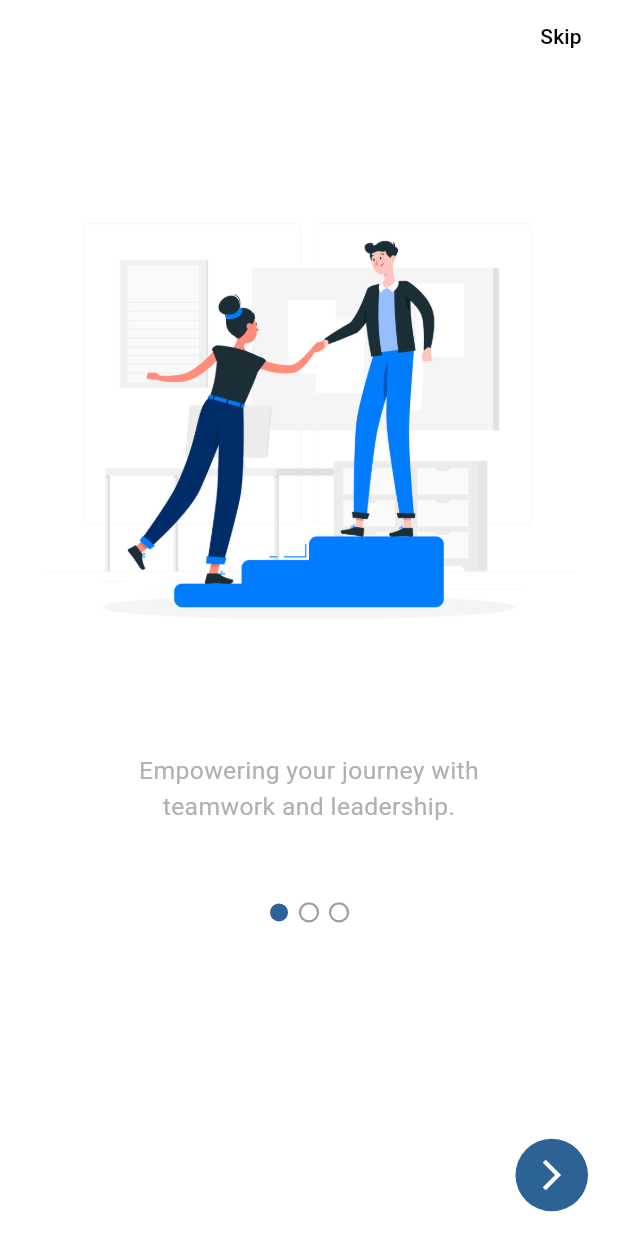
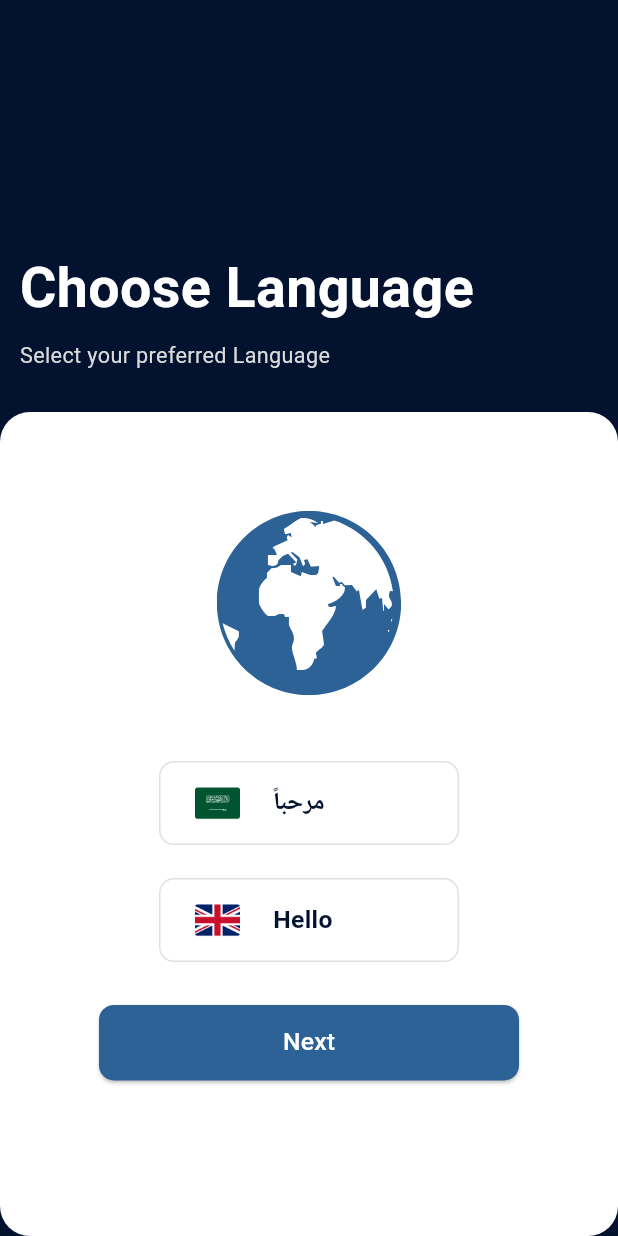
Before and after one commit to maramseada/authentication, a Flutter app: the screen it shows after launch, on a phone screen of 412 x 824 dp. Run offline on Flutter 3.47's test engine with Material 3 defaults, Android fonts, the light colour scheme and no system bars; drawn by our look-alikes of smooth_page_indicator; our stand-ins replace easy_localization, flutter_screenutil, flutter_svg, gap, hive_flutter; accounts and stored records are empty; Roboto replaces fonts that are missing (ExpoArabic).

Commit message:
language view and extra edits finishing mobile view

```diff
--- a/assets/translation/ar-EG.json
+++ b/assets/translation/ar-EG.json
@@ -46,6 +46,9 @@
  "onboarding2": "معًا، نرتقي! الدعم والإرشاد على بُعد خطوة واحدة فقط.",
  "onboarding1": "تمكين رحلتك من خلال العمل الجماعي والقيادة.",
  "skip": "تخطي",
- "get_started": "ابدأ"
-
+ "get_started": "ابدأ",
+ "choose_language": "اختر اللغة",
+ "choose_language_desc": "حدد لغتك المفضلة",
+ "next": "التالي",
+ "name_valid": "الاسم يجب أن يكون على الأقل ٣ أحرف"
 }
--- a/assets/translation/en-US.json
+++ b/assets/translation/en-US.json
@@ -45,8 +45,10 @@
   "onboarding2": "Together, we rise! Support and mentorship are just a step away.",
   "onboarding3": "Your growth is our priority. Let’s climb to success.",
   "skip": "Skip",
-  "get_started": "Get Started"
-
-
-
+  "get_started": "Get Started",
+  "choose_language": "Choose Language",
+  "choose_language_desc": "Select your preferred Language",
+  "next": "Next",
+  "not_match": "Passwords do not match",
+  "name_valid": "name must be at least 2 Characters"
 }
--- a/lib/features/forget_password/screens/forget_password.dart
+++ b/lib/features/forget_password/screens/forget_password.dart
@@ -139,7 +139,7 @@
                           child: Text(
                             'login'.tr(),
                             style: AppStyles.styleBold14(
-                                context: context, color: AppColors.lightPurple),
+                                context: context, color: AppColors.primaryBlue),
                           ),
                         ),
                       ],
--- /dev/null
+++ b/lib/features/language/components/language_screen_mobile.dart
@@ -0,0 +1,214 @@
+import 'package:authentication_app/core/components/custom_button.dart';
+import 'package:authentication_app/core/constants/app_colors.dart';
+import 'package:authentication_app/core/constants/constants.dart';
+import 'package:authentication_app/core/constants/font_styles.dart';
+import 'package:authentication_app/core/helpers/extentions.dart';
+import 'package:easy_localization/easy_localization.dart';
+import 'package:flutter/material.dart';
+import 'package:flutter_svg/svg.dart';
+import 'package:gap/gap.dart';
+
+import '../../../core/components/snack_bar.dart';
+import '../../../core/router/router.dart';
+import '../../on_boarding/screens/on_boarding_view.dart';
+
+class LanguageScreenMobile extends StatefulWidget {
+  const LanguageScreenMobile({super.key});
+
+  @override
+  State<LanguageScreenMobile> createState() => _LanguageScreenMobileState();
+}
+
+class _LanguageScreenMobileState extends State<LanguageScreenMobile> {
+  bool? lang;
+  @override
+  Widget build(BuildContext context) {
+    return Scaffold(
+      backgroundColor: AppColors.darkBlue,
+      resizeToAvoidBottomInset:
+          true, // This adjusts the layout for the keyboard
+      body: Column(
+        crossAxisAlignment: CrossAxisAlignment.start,
+        children: <Widget>[
+          Expanded(
+            flex: 1,
+            child: Padding(
+              padding: EdgeInsets.symmetric(horizontal: ratio * 12.0),
+              child: Column(
+                crossAxisAlignment: CrossAxisAlignment.start,
+                mainAxisAlignment: MainAxisAlignment.end,
+                children: [
+                  Text(
+                    'choose_language'.tr(),
+                    style: AppStyles.styleBold36(
+                        context: context, color: Colors.white),
+                  ),
+                  Gap(8 * ratio),
+                  Text(
+                    'choose_language_desc'.tr(),
+                    style: AppStyles.style40014(
+                        context: context, color: AppColors.whiteTextColor),
+                  ),
+                  Gap(24 * ratio),
+                ],
+              ),
+            ),
+          ),
+          Expanded(
+            flex: 2,
+            child: Container(
+              padding: EdgeInsets.symmetric(horizontal: 16 * ratio),
+              width: double.infinity,
+              decoration: BoxDecoration(
+                color: Colors.white,
+                borderRadius: BorderRadius.circular(20),
+              ),
+              child: SingleChildScrollView(
+                child: Column(
+                  mainAxisAlignment: MainAxisAlignment.center,
+                  crossAxisAlignment: CrossAxisAlignment.center,
+                  children: [
+                    Gap(60 * ratio),
+                    SvgPicture.asset(
+                      'assets/images/globe-icon.svg',
+                      color: AppColors.primaryBlue,
+                    ),
+                    Gap(40 * ratio),
+                    // Arabic Language Option
+                    InkWell(
+                      onTap: () {
+                        setState(() {
+                          lang = true;
+                        });
+                      },
+                      child: AnimatedContainer(
+                        duration: const Duration(milliseconds: 300),
+                        padding: const EdgeInsets.all(12),
+                        margin: const EdgeInsets.symmetric(horizontal: 20),
+                        width: 200,
+                        decoration: BoxDecoration(
+                          color: lang == true
+                              ? AppColors.primaryBlue.withOpacity(0.3)
+                              : Colors.white,
+                          borderRadius: BorderRadius.circular(10),
+                          border: Border.all(
+                            color: lang == true
+                                ? AppColors.primaryBlue
+                                : Colors.grey.shade300,
+                            width: lang == true ? 2 : 1,
+                          ),
+                        ),
+                        child: Row(
+                          children: [
+                            Gap(10 * ratio),
+                            Image.asset(
+                              'assets/images/saudi-arabia-flag-icon.png',
+                              width: 30,
+                            ),
+                            Gap(20 * ratio),
+                            Text(
+                              'مرحباً',
+                              style: AppStyles.style60016(
+                                context: context,
+                                color: AppColors.darkBlue,
+                              ),
+                              textAlign: TextAlign.center,
+                            ),
+                          ],
+                        ),
+                      ),
+                    ),
+
+                    Gap(20 * ratio),
+
+                    // English Language Option
+                    InkWell(
+                      onTap: () {
+                        setState(() {
+                          lang = false;
+                        });
+                      },
+                      child: AnimatedContainer(
+                        duration: const Duration(milliseconds: 300),
+                        padding: const EdgeInsets.all(12),
+                        margin: const EdgeInsets.symmetric(horizontal: 20),
+                        width: 200,
+                        decoration: BoxDecoration(
+                          color: lang == false
+                              ? AppColors.primaryBlue.withOpacity(0.3)
+                              : Colors.white,
+                          borderRadius: BorderRadius.circular(10),
+                          border: Border.all(
+                            color: lang == false
+                                ? AppColors.primaryBlue
+                                : Colors.grey.shade300,
+                            width: lang == false ? 2 : 1,
+                          ),
+                        ),
+                        child: Row(
+                          children: [
+                            Gap(10 * ratio),
+                            Image.asset(
+                              'assets/images/united-kingdom-flag-icon.png',
+                              width: 30,
+                            ),
+                            Gap(20 * ratio),
+                            Text(
+                              'Hello',
+                              style: AppStyles.style60016(
+                                context: context,
+                                color: AppColors.darkBlue,
+                              ),
+                              textAlign: TextAlign.center,
+                            ),
+                          ],
+                        ),
+                      ),
+                    ),
+
+                    Gap(26 * ratio),
+
+                    // Next Button
+                    CustomButton(
+                      text: 'next'.tr(),
+                      width: 280,
+                      radius: 10,
+                      padding: EdgeInsets.symmetric(vertical: 12*ratio ),
+                      onPressed: () async {
+                        if (lang == true) {
+                          if (widget.isEn) {
+                            await context.setLocale(const Locale('ar', 'EG'));
+                          }
+                        } else if (lang == false) {
+                          if (!widget.isEn) {
+                            await context.setLocale(const Locale('en', 'US'));
+                          }
+                        } else {
+                          showUpSnackBar(
+                            context,
+                            color: AppColors.primaryBlue,
+                            message: 'Please select a language',
+                            textStyle: AppStyles.styleRegular18(
+                              context: context,
+                              color: Colors.white,
+                            ),
+                            marginHorizontal: ratio * 10,
+                          );
+
+                          return;
+                        }
+                        setState(() {
+                          GlobalRouter.navigateTo(const OnBoardingView());
+                        });
+                      },
+                    ),
+                  ],
+                ),
+              ),
+            ),
+          )
+        ],
+      ),
+    );
+  }
+}
--- /dev/null
+++ b/lib/features/language/screens/language_view.dart
@@ -0,0 +1,20 @@
+import 'package:flutter/material.dart';
+
+import '../../../core/constants/app_colors.dart';
+import '../../../core/helpers/responsive_layout.dart';
+import '../components/language_screen_mobile.dart';
+import '../components/language_screen_tablet.dart';
+
+class LanguageView extends StatelessWidget {
+  const LanguageView({super.key});
+
+  @override
+  Widget build(BuildContext context) {
+    return Scaffold(
+      backgroundColor: AppColors.darkBlue,
+      body: ResponsiveLayoutHelper.builder(
+          mobile: const LanguageScreenMobile(),
+          tablet: const LanguageScreenTablet()),
+    );
+  }
+}
--- a/lib/features/log_in/components/sign_up_row.dart
+++ b/lib/features/log_in/components/sign_up_row.dart
@@ -29,7 +29,7 @@
             'signup'.tr(),
             style: AppStyles.styleBold14(
                 context: context,
-                color: AppColors.lightPurple),
+                color: AppColors.primaryBlue),
           ),
         ),
       ],
--- a/lib/features/splash/screen/splash_screen.dart
+++ b/lib/features/splash/screen/splash_screen.dart
@@ -1,5 +1,6 @@
 import 'dart:async';
 
+import 'package:authentication_app/features/language/screens/language_view.dart';
 import 'package:authentication_app/features/on_boarding/screens/on_boarding_view.dart';
 import 'package:authentication_app/features/splash/screen/splash_screen_mobile.dart';
 import 'package:authentication_app/features/splash/screen/splash_screen_tablet.dart';
@@ -8,6 +9,7 @@
 import '../../../core/constants/app_colors.dart';
 import '../../../core/helpers/responsive_layout.dart';
 import '../../../core/router/router.dart';
+import '../../language/components/language_screen_mobile.dart';
 import '../../log_in/screens/login_view.dart';
 
 class SplashScreen extends StatefulWidget {
@@ -22,7 +24,7 @@
   void initState() {
     super.initState();
       Timer(const Duration(seconds: 5),
-              () => GlobalRouter.navigateToFadeAnimation( const OnBoardingView()));
+              () => GlobalRouter.navigateToFadeAnimation( const LanguageView()));
 
   }
   @override
```
Also changed, not shown: lib/core/components/snack_bar.dart (added, +26 -0 lines), lib/features/language/components/language_screen_tablet.dart (added, +10 -0 lines), lib/features/log_in/components/log_in_form.dart (+27 -12 lines), lib/features/sign_up/components/sign_up_form.dart (+4 -4 lines), assets/images/globe-icon.svg (added), assets/images/saudi-arabia-flag-icon.png (added), assets/images/united-kingdom-flag-icon.png (added).
